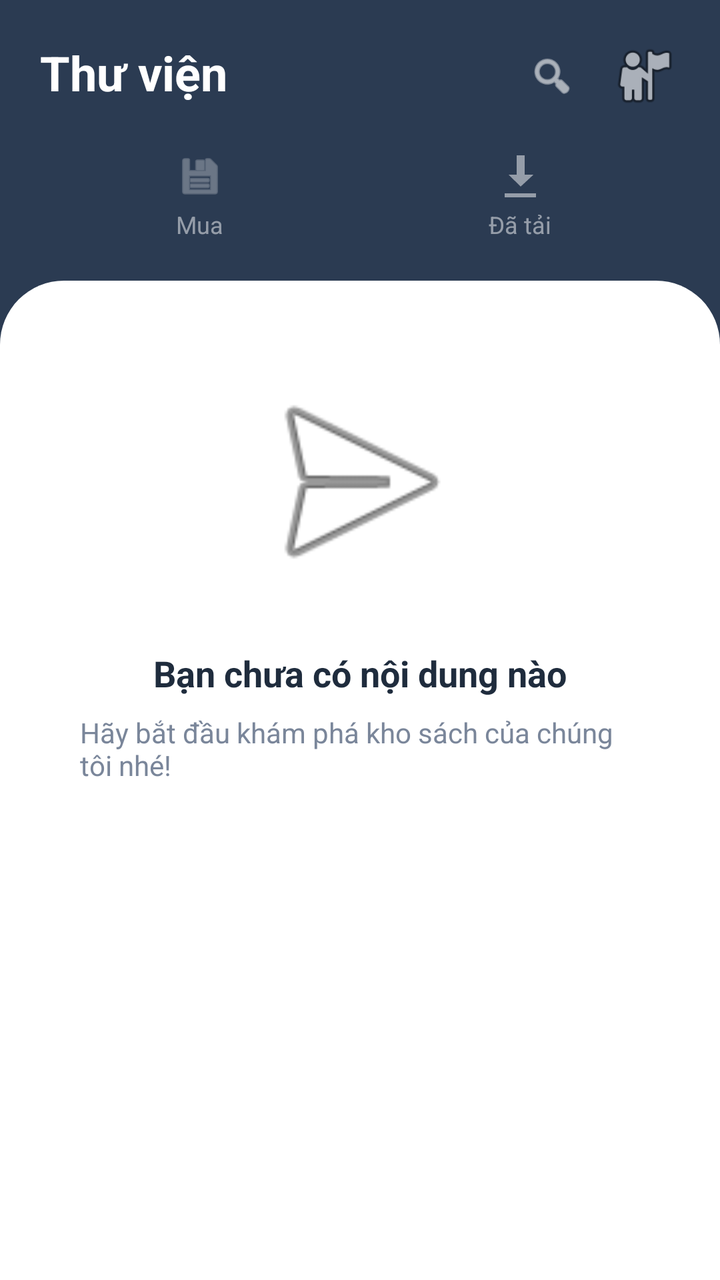
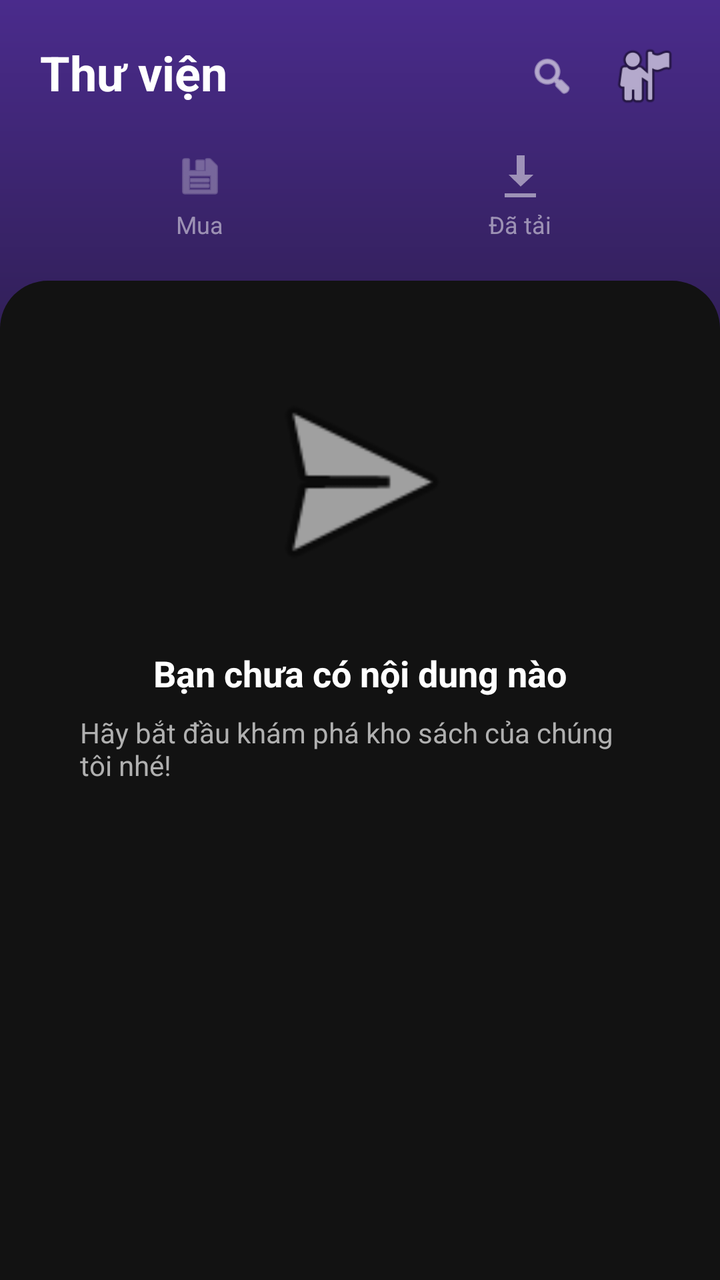

An Android layout rendered at two revisions. The XML below is the earlier revision; the diff shows what the commit changed to produce the second picture.
<!-- AndroidManifest.xml: application theme Theme.BookReadingApp -->
<!-- res/layout/fragment_library.xml -->
<?xml version="1.0" encoding="utf-8"?>
<androidx.coordinatorlayout.widget.CoordinatorLayout xmlns:android="http://schemas.android.com/apk/res/android"
    xmlns:app="http://schemas.android.com/apk/res-auto"
    android:layout_width="match_parent"
    android:layout_height="match_parent"
    android:background="@color/brand_navy">

    <com.google.android.material.appbar.AppBarLayout
        android:layout_width="match_parent"
        android:layout_height="wrap_content"
        android:background="@android:color/transparent"
        app:elevation="0dp">

        <LinearLayout
            android:layout_width="match_parent"
            android:layout_height="wrap_content"
            android:orientation="vertical"
            android:paddingHorizontal="20dp"
            android:paddingTop="20dp">

            <RelativeLayout
                android:layout_width="match_parent"
                android:layout_height="wrap_content">

                <TextView
                    android:layout_width="wrap_content"
                    android:layout_height="wrap_content"
                    android:text="Thư viện"
                    android:textColor="@color/white"
                    android:textSize="24sp"
                    android:textStyle="bold" />

                <LinearLayout
                    android:layout_width="wrap_content"
                    android:layout_height="wrap_content"
                    android:layout_alignParentEnd="true"
                    android:gravity="center_vertical">

                    <ImageView
                        android:layout_width="24dp"
                        android:layout_height="24dp"
                        android:layout_marginEnd="16dp"
                        android:src="@android:drawable/ic_menu_search"
                        app:tint="@color/white" />

                    <com.google.android.material.imageview.ShapeableImageView
                        android:layout_width="36dp"
                        android:layout_height="36dp"
                        android:src="@android:drawable/ic_menu_myplaces"
                        app:shapeAppearanceOverlay="@style/ShapeAppearance.Material3.Corner.Full" />
                </LinearLayout>
            </RelativeLayout>

            
            <LinearLayout
                android:layout_width="match_parent"
                android:layout_height="wrap_content"
                android:layout_marginTop="20dp"
                android:layout_marginBottom="20dp"
                android:gravity="center"
                android:orientation="horizontal">

                
                <LinearLayout
                    android:layout_width="0dp"
                    android:layout_height="wrap_content"
                    android:layout_weight="1"
                    android:gravity="center"
                    android:orientation="vertical">
                    <ImageView
                        android:layout_width="24dp"
                        android:layout_height="24dp"
                        android:src="@android:drawable/ic_menu_save"
                        app:tint="#80FFFFFF" />
                    <TextView
                        android:layout_width="wrap_content"
                        android:layout_height="wrap_content"
                        android:layout_marginTop="4dp"
                        android:text="Mua"
                        android:textColor="#80FFFFFF"
                        android:textSize="12sp" />
                </LinearLayout>

                
                <LinearLayout
                    android:layout_width="0dp"
                    android:layout_height="wrap_content"
                    android:layout_weight="1"
                    android:gravity="center"
                    android:orientation="vertical">
                    <ImageView
                        android:layout_width="24dp"
                        android:layout_height="24dp"
                        android:src="@android:drawable/stat_sys_download"
                        app:tint="#80FFFFFF" />
                    <TextView
                        android:layout_width="wrap_content"
                        android:layout_height="wrap_content"
                        android:layout_marginTop="4dp"
                        android:text="Đã tải"
                        android:textColor="#80FFFFFF"
                        android:textSize="12sp" />
                </LinearLayout>
            </LinearLayout>
        </LinearLayout>
    </com.google.android.material.appbar.AppBarLayout>

    <androidx.core.widget.NestedScrollView
        android:layout_width="match_parent"
        android:layout_height="match_parent"
        android:background="@drawable/rounded_top_surface"
        app:layout_behavior="@string/appbar_scrolling_view_behavior">

        <LinearLayout
            android:layout_width="match_parent"
            android:layout_height="wrap_content"
            android:gravity="center_horizontal"
            android:orientation="vertical"
            android:padding="40dp">

            <ImageView
                android:layout_width="120dp"
                android:layout_height="120dp"
                android:src="@android:drawable/ic_menu_send" />

            <TextView
                android:layout_width="wrap_content"
                android:layout_height="wrap_content"
                android:layout_marginTop="24dp"
                android:text="Bạn chưa có nội dung nào"
                android:textColor="@color/brand_text_navy"
                android:textSize="18sp"
                android:textStyle="bold" />

            <TextView
                android:layout_width="wrap_content"
                android:layout_height="wrap_content"
                android:layout_marginTop="8dp"
                android:text="Hãy bắt đầu khám phá kho sách của chúng tôi nhé!"
                android:textColor="@color/brand_text_gray" />

        </LinearLayout>
    </androidx.core.widget.NestedScrollView>

</androidx.coordinatorlayout.widget.CoordinatorLayout>
<!-- resources referenced by this layout -->
<resources>
  <color name="brand_navy">#2B3B52</color>
  <color name="brand_text_gray">#7A869A</color>
  <color name="brand_text_navy">#1F2C3D</color>
  <color name="white">#FFFFFF</color>
  <!-- drawable rounded_top_surface (drawable) -->
  <?xml version="1.0" encoding="utf-8"?>
  <shape xmlns:android="http://schemas.android.com/apk/res/android">
      <solid android:color="@color/white" />
      <corners
          android:topLeftRadius="32dp"
          android:topRightRadius="32dp" />
  </shape>
  <style name="Theme.BookReadingApp" parent="Base.Theme.BookReadingApp" />
  <style name="Base.Theme.BookReadingApp" parent="Theme.Material3.DayNight.NoActionBar">
          
          <item name="colorPrimary">@color/primary</item>
          <item name="android:windowBackground">@color/background_pastel</item>
          <item name="android:statusBarColor">@color/background_pastel</item>
          <item name="android:windowLightStatusBar" tools:targetApi="m">true</item>
      </style>
  <color name="primary">@color/brand_orange</color>
  <color name="background_pastel">#FFFBF7</color>
  <color name="brand_orange">#FF7E5F</color>
</resources>

<!-- the commit's change to res/layout/fragment_library.xml (unified diff, before → after) -->
@@ -3,7 +3,7 @@
     xmlns:app="http://schemas.android.com/apk/res-auto"
     android:layout_width="match_parent"
     android:layout_height="match_parent"
-    android:background="@color/brand_navy">
+    android:background="@drawable/bg_header_gradient">
 
     <com.google.android.material.appbar.AppBarLayout
         android:layout_width="match_parent"
@@ -71,13 +71,13 @@
                         android:layout_width="24dp"
                         android:layout_height="24dp"
                         android:src="@android:drawable/ic_menu_save"
-                        app:tint="#80FFFFFF" />
+                        app:tint="@color/tab_unselected" />
                     <TextView
                         android:layout_width="wrap_content"
                         android:layout_height="wrap_content"
                         android:layout_marginTop="4dp"
                         android:text="Mua"
-                        android:textColor="#80FFFFFF"
+                        android:textColor="@color/tab_unselected"
                         android:textSize="12sp" />
                 </LinearLayout>
 
@@ -92,13 +92,13 @@
                         android:layout_width="24dp"
                         android:layout_height="24dp"
                         android:src="@android:drawable/stat_sys_download"
-                        app:tint="#80FFFFFF" />
+                        app:tint="@color/tab_unselected" />
                     <TextView
                         android:layout_width="wrap_content"
                         android:layout_height="wrap_content"
                         android:layout_marginTop="4dp"
                         android:text="Đã tải"
-                        android:textColor="#80FFFFFF"
+                        android:textColor="@color/tab_unselected"
                         android:textSize="12sp" />
                 </LinearLayout>
             </LinearLayout>
<!-- resource entries referenced after the edit -->
@@ -1,27 +1,50 @@
 <!-- resources referenced by this layout -->
 <resources>
-  <color name="brand_navy">#2B3B52</color>
-  <color name="brand_text_gray">#7A869A</color>
-  <color name="brand_text_navy">#1F2C3D</color>
+  <color name="brand_text_gray">#B0B0B0</color>
+  <color name="brand_text_navy">#FFFFFF</color>
+  <color name="tab_unselected">#80FFFFFF</color>
   <color name="white">#FFFFFF</color>
+  <!-- drawable bg_header_gradient (drawable) -->
+  <?xml version="1.0" encoding="utf-8"?>
+  <shape xmlns:android="http://schemas.android.com/apk/res/android">
+      <gradient
+          android:angle="270"
+          android:centerColor="#1A1528"
+          android:endColor="#121212"
+          android:startColor="#4A2B8C"
+          android:type="linear" />
+  </shape>
   <!-- drawable rounded_top_surface (drawable) -->
   <?xml version="1.0" encoding="utf-8"?>
   <shape xmlns:android="http://schemas.android.com/apk/res/android">
-      <solid android:color="@color/white" />
+      <solid android:color="@color/background_dark" />
       <corners
-          android:topLeftRadius="32dp"
-          android:topRightRadius="32dp" />
+          android:topLeftRadius="24dp"
+          android:topRightRadius="24dp" />
   </shape>
   <style name="Theme.BookReadingApp" parent="Base.Theme.BookReadingApp" />
-  <style name="Base.Theme.BookReadingApp" parent="Theme.Material3.DayNight.NoActionBar">
-          
-          <item name="colorPrimary">@color/primary</item>
-          <item name="android:windowBackground">@color/background_pastel</item>
-          <item name="android:statusBarColor">@color/background_pastel</item>
-          <item name="android:windowLightStatusBar" tools:targetApi="m">true</item>
+  <color name="background_dark">#121212</color>
+  <style name="Base.Theme.BookReadingApp" parent="Theme.Material3.Dark.NoActionBar">
+          <item name="colorPrimary">@color/brand_purple</item>
+          <item name="colorOnPrimary">@color/white</item>
+          <item name="colorPrimaryContainer">@color/brand_purple_deep</item>
+          <item name="colorOnPrimaryContainer">@color/white</item>
+          <item name="colorSecondary">@color/brand_green</item>
+          <item name="colorOnSecondary">@color/white</item>
+          <item name="colorSurface">@color/surface_card</item>
+          <item name="colorOnSurface">@color/white</item>
+          <item name="colorSurfaceVariant">@color/surface_elevated</item>
+          <item name="colorOnSurfaceVariant">@color/brand_text_gray</item>
+          <item name="android:colorBackground">@color/background_dark</item>
+          <item name="android:windowBackground">@color/background_dark</item>
+          <item name="android:statusBarColor">@color/background_dark</item>
+          <item name="android:navigationBarColor">@color/background_dark</item>
+          <item name="android:windowLightStatusBar" tools:targetApi="m">false</item>
       </style>
-  <color name="primary">@color/brand_orange</color>
-  <color name="background_pastel">#FFFBF7</color>
-  <color name="brand_orange">#FF7E5F</color>
+  <color name="brand_purple">#9C27B0</color>
+  <color name="brand_purple_deep">#4A2B8C</color>
+  <color name="brand_green">#4CAF50</color>
+  <color name="surface_card">#1E1E1E</color>
+  <color name="surface_elevated">#2A2A2A</color>
 </resources>
 
